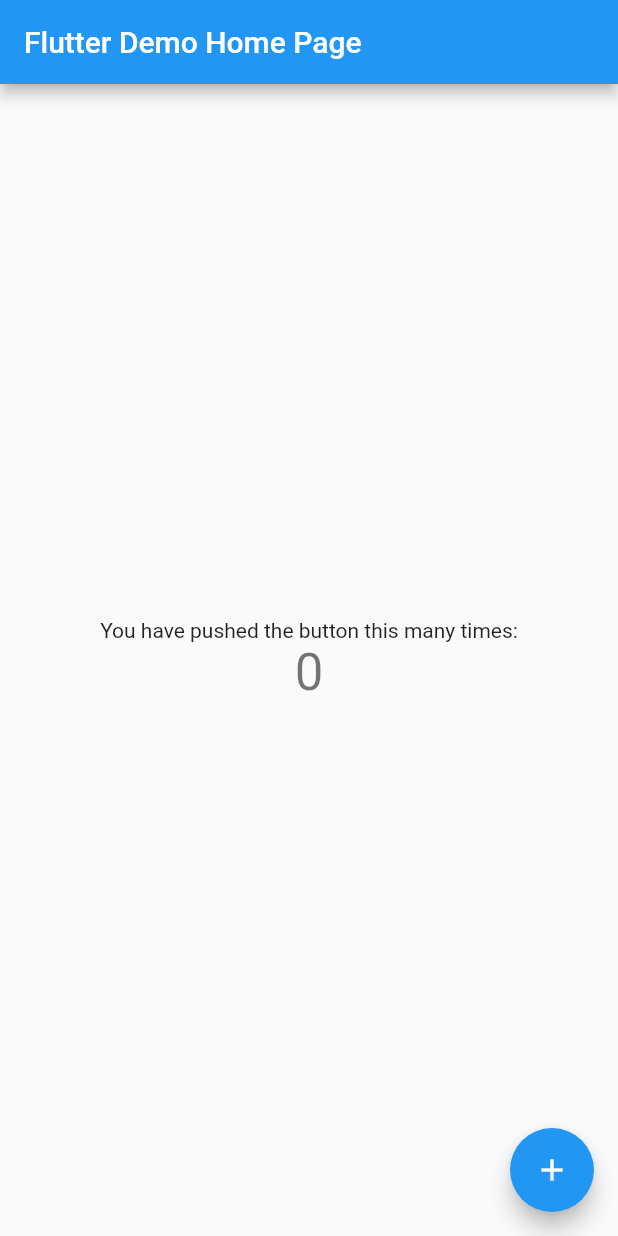
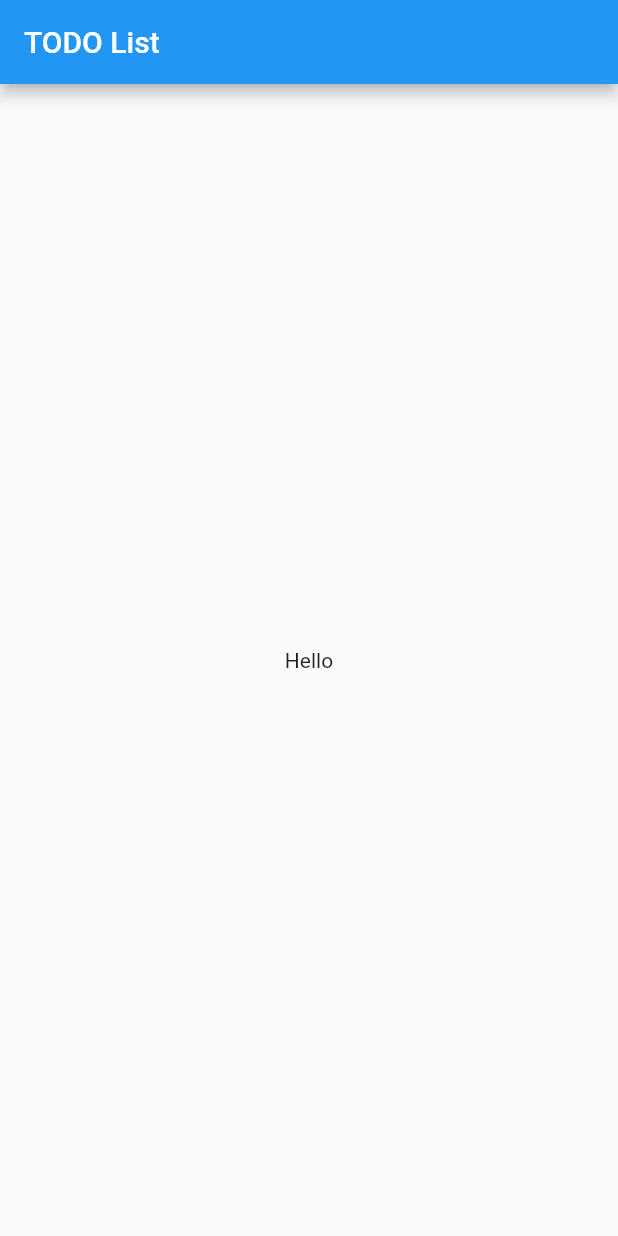
Before and after one commit to EgorEko/todolist_1909, a Flutter app: the screen it shows after launch, on a phone screen of 412 x 824 dp. Run offline on Flutter 3.47's test engine with Material 2 defaults, Android fonts, the light colour scheme and no system bars.

Commit message:
Added project`s structure

```diff
--- a/lib/main.dart
+++ b/lib/main.dart
@@ -1,115 +1,7 @@
 import 'package:flutter/material.dart';
 
+import 'todolist_app.dart';
+
 void main() {
-  runApp(const MyApp());
+  runApp(const TodolistApp());
 }
-
-class MyApp extends StatelessWidget {
-  const MyApp({super.key});
-
-  // This widget is the root of your application.
-  @override
-  Widget build(BuildContext context) {
-    return MaterialApp(
-      title: 'Flutter Demo',
-      theme: ThemeData(
-        // This is the theme of your application.
-        //
-        // Try running your application with "flutter run". You'll see the
-        // application has a blue toolbar. Then, without quitting the app, try
-        // changing the primarySwatch below to Colors.green and then invoke
-        // "hot reload" (press "r" in the console where you ran "flutter run",
-        // or simply save your changes to "hot reload" in a Flutter IDE).
-        // Notice that the counter didn't reset back to zero; the application
-        // is not restarted.
-        primarySwatch: Colors.blue,
-      ),
-      home: const MyHomePage(title: 'Flutter Demo Home Page'),
-    );
-  }
-}
-
-class MyHomePage extends StatefulWidget {
-  const MyHomePage({super.key, required this.title});
-
-  // This widget is the home page of your application. It is stateful, meaning
-  // that it has a State object (defined below) that contains fields that affect
-  // how it looks.
-
-  // This class is the configuration for the state. It holds the values (in this
-  // case the title) provided by the parent (in this case the App widget) and
-  // used by the build method of the State. Fields in a Widget subclass are
-  // always marked "final".
-
-  final String title;
-
-  @override
-  State<MyHomePage> createState() => _MyHomePageState();
-}
-
-class _MyHomePageState extends State<MyHomePage> {
-  int _counter = 0;
-
-  void _incrementCounter() {
-    setState(() {
-      // This call to setState tells the Flutter framework that something has
-      // changed in this State, which causes it to rerun the build method below
-      // so that the display can reflect the updated values. If we changed
-      // _counter without calling setState(), then the build method would not be
-      // called again, and so nothing would appear to happen.
-      _counter++;
-    });
-  }
-
-  @override
-  Widget build(BuildContext context) {
-    // This method is rerun every time setState is called, for instance as done
-    // by the _incrementCounter method above.
-    //
-    // The Flutter framework has been optimized to make rerunning build methods
-    // fast, so that you can just rebuild anything that needs updating rather
-    // than having to individually change instances of widgets.
-    return Scaffold(
-      appBar: AppBar(
-        // Here we take the value from the MyHomePage object that was created by
-        // the App.build method, and use it to set our appbar title.
-        title: Text(widget.title),
-      ),
-      body: Center(
-        // Center is a layout widget. It takes a single child and positions it
-        // in the middle of the parent.
-        child: Column(
-          // Column is also a layout widget. It takes a list of children and
-          // arranges them vertically. By default, it sizes itself to fit its
-          // children horizontally, and tries to be as tall as its parent.
-          //
-          // Invoke "debug painting" (press "p" in the console, choose the
-          // "Toggle Debug Paint" action from the Flutter Inspector in Android
-          // Studio, or the "Toggle Debug Paint" command in Visual Studio Code)
-          // to see the wireframe for each widget.
-          //
-          // Column has various properties to control how it sizes itself and
-          // how it positions its children. Here we use mainAxisAlignment to
-          // center the children vertically; the main axis here is the vertical
-          // axis because Columns are vertical (the cross axis would be
-          // horizontal).
-          mainAxisAlignment: MainAxisAlignment.center,
-          children: <Widget>[
-            const Text(
-              'You have pushed the button this many times:',
-            ),
-            Text(
-              '$_counter',
-              style: Theme.of(context).textTheme.headline4,
-            ),
-          ],
-        ),
-      ),
-      floatingActionButton: FloatingActionButton(
-        onPressed: _incrementCounter,
-        tooltip: 'Increment',
-        child: const Icon(Icons.add),
-      ), // This trailing comma makes auto-formatting nicer for build methods.
-    );
-  }
-}
--- /dev/null
+++ b/lib/pages/home_page.dart
@@ -0,0 +1,24 @@
+import 'package:flutter/material.dart';
+
+class HomePage extends StatefulWidget {
+  const HomePage({super.key, required this.title});
+
+  final String title;
+
+  @override
+  State<HomePage> createState() => _HomePageState();
+}
+
+class _HomePageState extends State<HomePage> {
+  @override
+  Widget build(BuildContext context) {
+    return Scaffold(
+      appBar: AppBar(
+        title: Text(widget.title),
+      ),
+      body: const Center(
+        child: Text('Hello'),
+      ),
+    );
+  }
+}
--- /dev/null
+++ b/lib/todolist_app.dart
@@ -0,0 +1,18 @@
+import 'package:flutter/material.dart';
+
+import 'pages/home_page.dart';
+
+class TodolistApp extends StatelessWidget {
+  const TodolistApp({super.key});
+
+  @override
+  Widget build(BuildContext context) {
+    return MaterialApp(
+      title: 'Flutter Demo',
+      theme: ThemeData(
+        primarySwatch: Colors.blue,
+      ),
+      home: const HomePage(title: 'TODO List'),
+    );
+  }
+}
```
Also changed, not shown: 1 other file.
